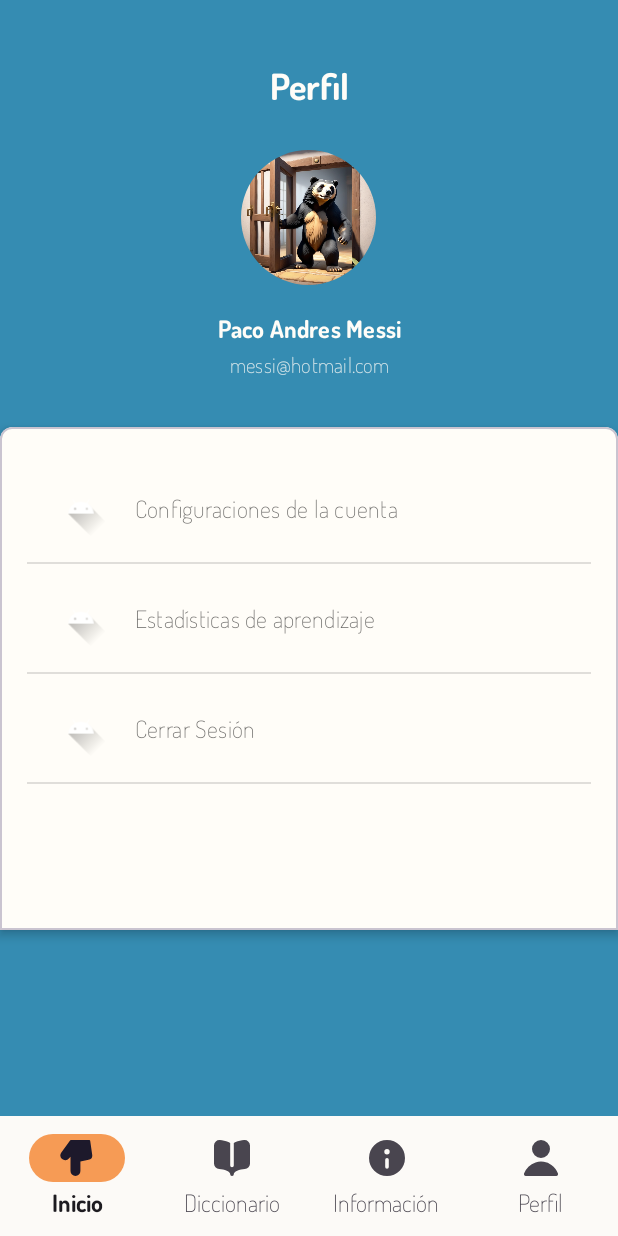
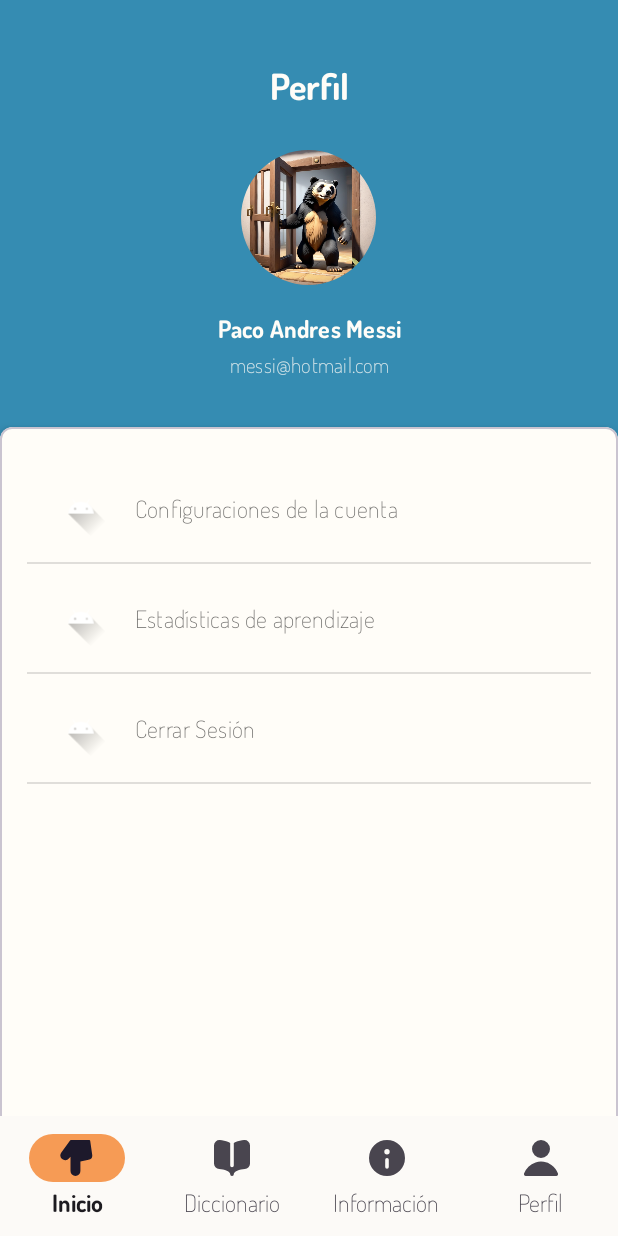
Before and after one commit to DiegoPardoMontero/ProyectoEnsenarte, an Android app: the fragment ProfileFragmentActivity placed in its activity, on a phone screen of 412 x 824 dp. Run offline under Robolectric (Android 15) with nearby library versions, the phone set to English and light mode, and no system bars.

Commit message:
:bento: Fix size cardview profile options

```diff
--- a/app/src/main/res/layout/activity_profile_fragment.xml
+++ b/app/src/main/res/layout/activity_profile_fragment.xml
@@ -76,7 +76,7 @@
 
     <com.google.android.material.card.MaterialCardView
         android:layout_width="match_parent"
-        android:layout_height="335dp"
+        android:layout_height="1000dp"
         android:background="@color/paco"
         android:backgroundTint="@color/paco"
         app:shapeAppearanceOverlay="@style/ShapeAppearanceOverlay.MaterialCardView.Cut"
```
